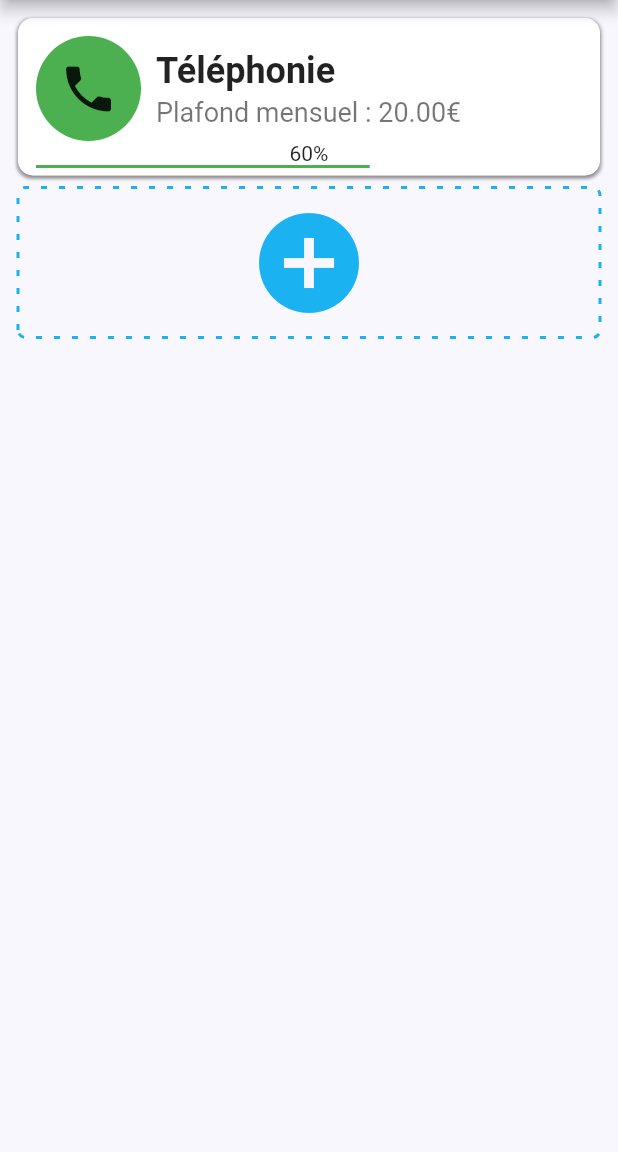
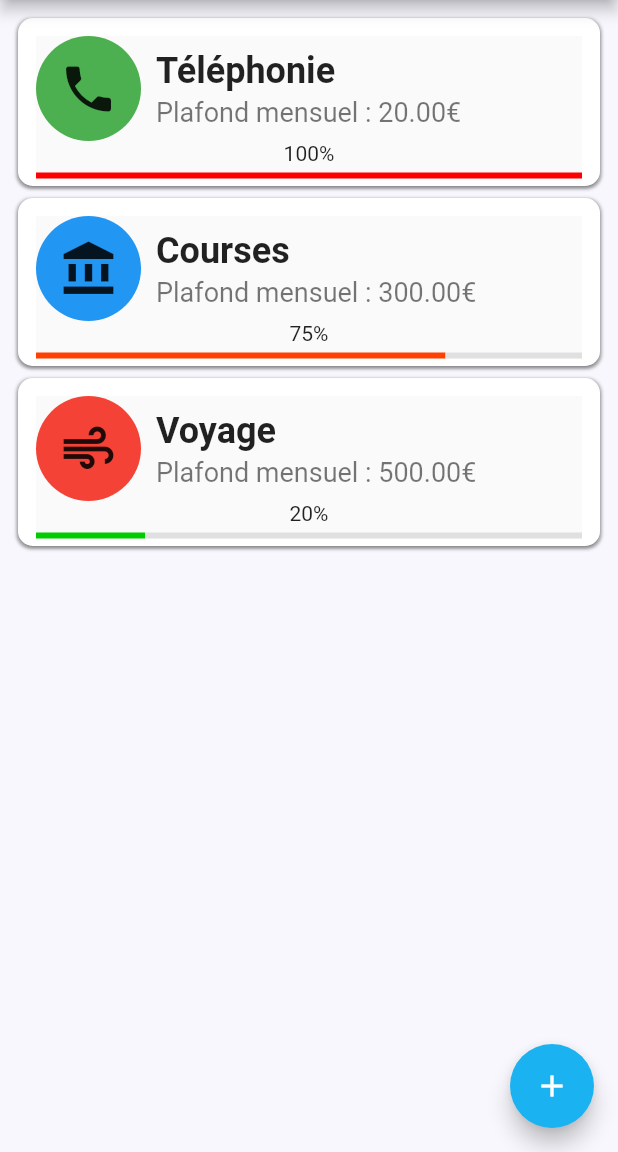
Before and after one commit to KozlovAntoine/budjet-app, a Flutter app: the PageCategories screen opened directly, on a phone screen of 412 x 824 dp, the part 84-1236 px from its top. Run offline on Flutter 3.47's test engine with Material 2 defaults, Android fonts, the phone set to English and light mode, and no system bars; drawn by our look-alikes of dotted_border; our stand-ins replace flutter_colorpicker; missing offline and left inert: flutter_iconpicker.

Commit message:
Affichage pourcentage dans categories

```diff
--- a/lib/classes/Compte.dart
+++ b/lib/classes/Compte.dart
@@ -7,16 +7,18 @@ class Compte {
   final String banque;
   final Livret livret;
   final Color color;
+  final DateTime lastModification;
 
   Compte({
     required this.solde,
     required this.livret,
     required this.banque,
     required this.color,
+    required this.lastModification,
   });
 
   @override
   String toString() {
-    return 'Compte(solde: $solde, banque: $banque, livret: $livret, color: $color)';
+    return 'Compte(solde: $solde, banque: $banque, livret: $livret, color: $color, lastModification: $lastModification)';
   }
 }
--- a/lib/classes/Transaction.dart
+++ b/lib/classes/Transaction.dart
@@ -19,4 +19,9 @@ class Transaction {
     required this.type,
     required this.compte,
   });
+
+  @override
+  String toString() {
+    return 'Transaction(montant: $montant, nom: $nom, categorie: $categorie, date: $date, type: $type, compte: $compte)';
+  }
 }
--- a/lib/pages/add/PageAddCompte.dart
+++ b/lib/pages/add/PageAddCompte.dart
@@ -146,7 +146,8 @@ class PageAddCompteState extends State<PageAddCompte> {
                         solde: double.parse(soldeController.text),
                         livret: livretSelection,
                         banque: banqueController.text,
-                        color: currentColor);
+                        color: currentColor,
+                        lastModification: DateTime.now());
                     Navigator.of(context).pop(compte);
                   }
                 },
--- a/lib/pages/main/PageCategories.dart
+++ b/lib/pages/main/PageCategories.dart
@@ -1,11 +1,8 @@
-import 'dart:math';
-
 import 'package:budjet_app/classes/Categorie.dart';
 import 'package:budjet_app/pages/add/PageAddCategorie.dart';
 import 'package:budjet_app/pages/main/CustomMainPage.dart';
 import 'package:budjet_app/pages/menu/SideMenu.dart';
 import 'package:budjet_app/views/cards/CategorieCard.dart';
-import 'package:dotted_border/dotted_border.dart';
 import 'package:flutter/material.dart';
 
 class PageCategories extends StatefulWidget {
@@ -14,20 +11,12 @@ class PageCategories extends StatefulWidget {
 }
 
 class _PageCategoriesState extends State<PageCategories> {
-  List<Widget> cards = [];
   final GlobalKey<ScaffoldState> _scaffoldKey = new GlobalKey<ScaffoldState>();
 
   @override
   void initState() {
     super.initState();
     print('init state');
-    cards.add(CategorieCard(
-        categorie: Categorie(
-            color: Colors.green,
-            icon: Icons.phone,
-            nom: "Téléphonie",
-            plafond: 20),
-        pourcentage: 60));
   }
 
   @override
@@ -47,50 +36,42 @@ class _PageCategoriesState extends State<PageCategories> {
           ),
         ),
       ),
+      floatingActionButton: FloatingActionButton(
+        onPressed: () {
+          Navigator.of(context)
+              .push(MaterialPageRoute(builder: (context) => PageAddCategorie()))
+              .then((value) {
+            if (value != null) {}
+          });
+        },
+        child: const Icon(Icons.add, color: Colors.white),
+      ),
       body: CustomMainPage(
-        children: List.from(cards)..add(_addCard()),
+        children: [
+          CategorieCard(
+              categorie: Categorie(
+                  color: Colors.green,
+                  icon: Icons.phone,
+                  nom: "Téléphonie",
+                  plafond: 20),
+              pourcentage: 100),
+          CategorieCard(
+              categorie: Categorie(
+                  color: Colors.blue,
+                  icon: Icons.account_balance,
+                  nom: "Courses",
+                  plafond: 300),
+              pourcentage: 75),
+          CategorieCard(
+              categorie: Categorie(
+                  color: Colors.red,
+                  icon: Icons.air,
+                  nom: "Voyage",
+                  plafond: 500),
+              pourcentage: 20),
+        ],
         scaffoldKey: _scaffoldKey,
       ),
     );
   }
-
-  _addCard() {
-    return InkWell(
-      child: Card(
-        color: Colors.transparent,
-        elevation: 0,
-        child: Container(
-          height: 100,
-          child: DottedBorder(
-            borderType: BorderType.RRect,
-            radius: Radius.circular(5),
-            color: Theme.of(context).primaryColor,
-            dashPattern: [4, 8],
-            strokeWidth: 2,
-            child: Center(
-              child: Icon(
-                Icons.add_circle,
-                size: 80,
-                color: Theme.of(context).primaryColor,
-              ),
-            ),
-          ),
-        ),
-      ),
-      onTap: () {
-        Navigator.of(context)
-            .push(MaterialPageRoute(builder: (context) => PageAddCategorie()))
-            .then((value) {
-          print(value.toString());
-          if (value != null) {
-            print('AJOUT' + value.toString());
-            cards.add(CategorieCard(
-                categorie: value, pourcentage: Random().nextDouble() * 100));
-            print('cards + ' + cards.length.toString());
-            setState(() {});
-          }
-        });
-      },
-    );
-  }
 }
--- a/lib/pages/main/PageTransactions.dart
+++ b/lib/pages/main/PageTransactions.dart
@@ -58,7 +58,8 @@ class _PageTransactionState extends State<PageTransaction> {
                   solde: 1234,
                   livret: Livret.livretA(),
                   banque: 'BNP Paribas',
-                  color: Colors.blue),
+                  color: Colors.blue,
+                  lastModification: DateTime.now()),
             ),
           )
         ],
--- a/lib/pages/main/PageVirements.dart
+++ b/lib/pages/main/PageVirements.dart
@@ -22,12 +22,14 @@ class _PageVirementState extends State<PageVirement> {
             solde: 1234,
             livret: Livret.livretA(),
             banque: 'BNP Paribas',
-            color: Colors.blue),
+            color: Colors.blue,
+            lastModification: DateTime.now()),
         vers: Compte(
             solde: 9702,
             banque: 'BNP Paribas',
             livret: Livret.cel(),
-            color: Colors.green),
+            color: Colors.green,
+            lastModification: DateTime.now()),
         montant: 200,
         type: TypeTransaction.IMMEDIAT,
       ),
--- a/lib/views/cards/CategorieCard.dart
+++ b/lib/views/cards/CategorieCard.dart
@@ -10,6 +10,15 @@ class CategorieCard extends StatelessWidget {
   @override
   Widget build(BuildContext context) {
     return CustomCard(
+      onTap: () {
+        print('lala');
+      },
+      modify: () {
+        print('modify this $categorie');
+      },
+      delete: () {
+        print('delete this $categorie');
+      },
       child: Column(
         crossAxisAlignment: CrossAxisAlignment.start,
         mainAxisSize: MainAxisSize.min,
@@ -57,13 +66,40 @@ class CategorieCard extends StatelessWidget {
               Spacer(),
             ],
           ),
-          Container(
-            height: 2.0,
-            width: MediaQuery.of(context).size.width * 0.54,
-            color: Colors.green,
-          ),
+          SizedBox(height: 5),
+          _progressBar(),
         ],
       ),
     );
   }
+
+  _progressBar() {
+    if (pourcentage <= 100) {
+      return Row(
+        mainAxisSize: MainAxisSize.max,
+        children: [
+          Expanded(
+            flex: pourcentage.toInt(),
+            child: Container(
+              height: 4.0,
+              color: Color.fromRGBO(pourcentage > 70 ? 255 : 0,
+                  255 - (255 * (pourcentage / 100)).toInt(), 0, 1),
+            ),
+          ),
+          Expanded(
+            flex: 100 - pourcentage.toInt(),
+            child: Container(
+              height: 4.0,
+              color: Colors.grey[300],
+            ),
+          ),
+        ],
+      );
+    } else {
+      return Container(
+        height: 4.0,
+        color: Colors.red,
+      );
+    }
+  }
 }
--- a/lib/views/cards/CustomCard.dart
+++ b/lib/views/cards/CustomCard.dart
@@ -2,7 +2,15 @@ import 'package:flutter/material.dart';
 
 class CustomCard extends StatelessWidget {
   final Widget child;
-  CustomCard({required this.child});
+  final Function onTap;
+  final Function modify;
+  final Function delete;
+  CustomCard({
+    required this.child,
+    required this.onTap,
+    required this.modify,
+    required this.delete,
+  });
   @override
   Widget build(BuildContext context) {
     return Card(
@@ -30,7 +38,41 @@ class CustomCard extends StatelessWidget {
             right: 12,
             bottom: 5,
           ),
-          child: child,
+          child: Material(
+            child: InkWell(
+              child: child,
+              onLongPress: () {
+                showModalBottomSheet(
+                    context: context,
+                    builder: (context) {
+                      return Column(
+                        mainAxisSize: MainAxisSize.min,
+                        children: <Widget>[
+                          ListTile(
+                            leading: new Icon(Icons.edit),
+                            title: new Text('Modifier'),
+                            onTap: () {
+                              modify();
+                              Navigator.pop(context);
+                            },
+                          ),
+                          ListTile(
+                            leading: new Icon(Icons.delete),
+                            title: new Text('Supprimer'),
+                            onTap: () {
+                              delete();
+                              Navigator.pop(context);
+                            },
+                          ),
+                        ],
+                      );
+                    });
+              },
+              onTap: () {
+                onTap();
+              },
+            ),
+          ),
         ),
       ),
     );
```
Also changed, not shown: lib/pages/add/PageAddTransaction.dart (+9 -7 lines), lib/pages/add/PageAddVirement.dart (+9 -7 lines), lib/pages/main/PageComptes.dart (+14 -6 lines), lib/views/cards/CompteCard.dart (+22 -5 lines), lib/views/cards/TransactionCard.dart (+9 -0 lines), lib/views/cards/VirementCard.dart (+12 -2 lines).
